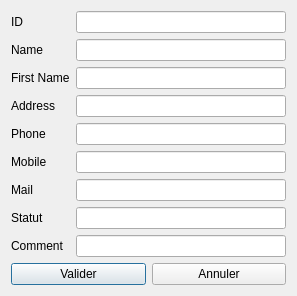
Old version of the form ajouterdialog.ui in the repository TonyCalvez/ADDRESSBOOK.
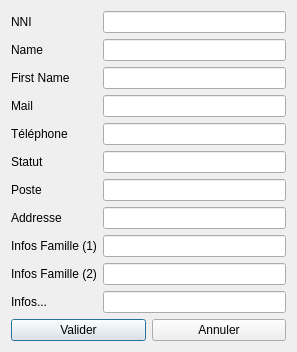
New version of the form.

Diff of the .ui file:
```diff
--- a/ajouterdialog.ui
+++ b/ajouterdialog.ui
@@ -7,7 +7,7 @@
     <x>0</x>
     <y>0</y>
     <width>297</width>
-    <height>291</height>
+    <height>315</height>
    </rect>
   </property>
   <property name="windowTitle">
@@ -19,7 +19,7 @@
      <item row="0" column="0">
       <widget class="QLabel" name="label_7">
        <property name="text">
-        <string>ID</string>
+        <string>NNI</string>
        </property>
       </widget>
      </item>
@@ -47,65 +47,85 @@
       <widget class="QLineEdit" name="lineEditprenom"/>
      </item>
      <item row="3" column="0">
-      <widget class="QLabel" name="label_2">
-       <property name="text">
-        <string>Address</string>
-       </property>
-      </widget>
-     </item>
-     <item row="3" column="1">
-      <widget class="QLineEdit" name="lineEditadresse"/>
-     </item>
-     <item row="4" column="0">
-      <widget class="QLabel" name="label_4">
-       <property name="text">
-        <string>Phone</string>
-       </property>
-      </widget>
-     </item>
-     <item row="4" column="1">
-      <widget class="QLineEdit" name="lineEditphone"/>
-     </item>
-     <item row="5" column="0">
-      <widget class="QLabel" name="label_5">
-       <property name="text">
-        <string>Mobile</string>
-       </property>
-      </widget>
-     </item>
-     <item row="5" column="1">
-      <widget class="QLineEdit" name="lineEditmobile"/>
-     </item>
-     <item row="6" column="0">
       <widget class="QLabel" name="label_6">
        <property name="text">
         <string>Mail</string>
        </property>
       </widget>
      </item>
-     <item row="6" column="1">
+     <item row="3" column="1">
       <widget class="QLineEdit" name="lineEditmail"/>
      </item>
-     <item row="7" column="0">
+     <item row="5" column="0">
       <widget class="QLabel" name="label_8">
        <property name="text">
         <string>Statut</string>
        </property>
       </widget>
      </item>
-     <item row="7" column="1">
+     <item row="5" column="1">
       <widget class="QLineEdit" name="lineEditstatut"/>
      </item>
-     <item row="8" column="0">
-      <widget class="QLabel" name="label_9">
+     <item row="7" column="0">
+      <widget class="QLabel" name="label_2">
        <property name="text">
-        <string>Comment</string>
+        <string>Addresse</string>
+       </property>
+      </widget>
+     </item>
+     <item row="7" column="1">
+      <widget class="QLineEdit" name="lineEditadresse"/>
+     </item>
+     <item row="4" column="1">
+      <widget class="QLineEdit" name="lineEditphone"/>
+     </item>
+     <item row="4" column="0">
+      <widget class="QLabel" name="label_4">
+       <property name="text">
+        <string>Téléphone</string>
+       </property>
+      </widget>
+     </item>
+     <item row="6" column="1">
+      <widget class="QLineEdit" name="lineEditposte"/>
+     </item>
+     <item row="6" column="0">
+      <widget class="QLabel" name="label_5">
+       <property name="text">
+        <string>Poste</string>
        </property>
       </widget>
      </item>
      <item row="8" column="1">
+      <widget class="QLineEdit" name="lineEditFamille1"/>
+     </item>
+     <item row="8" column="0">
+      <widget class="QLabel" name="label_10">
+       <property name="text">
+        <string>Infos Famille (1)</string>
+       </property>
+      </widget>
+     </item>
+     <item row="10" column="1">
       <widget class="QLineEdit" name="lineEditcomment"/>
      </item>
+     <item row="10" column="0">
+      <widget class="QLabel" name="label_9">
+       <property name="text">
+        <string>Infos...</string>
+       </property>
+      </widget>
+     </item>
+     <item row="9" column="1">
+      <widget class="QLineEdit" name="lineEditFamille2"/>
+     </item>
+     <item row="9" column="0">
+      <widget class="QLabel" name="label_11">
+       <property name="text">
+        <string>Infos Famille (2)</string>
+       </property>
+      </widget>
+     </item>
     </layout>
    </item>
    <item>
```
